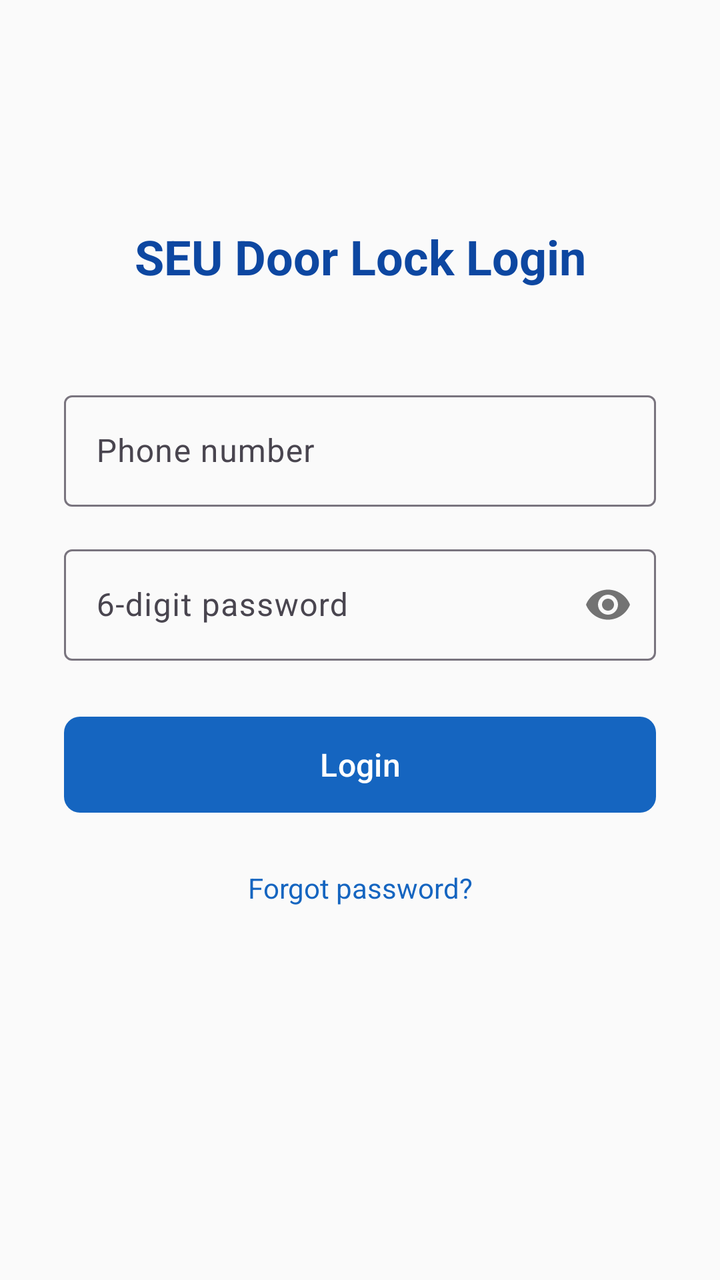
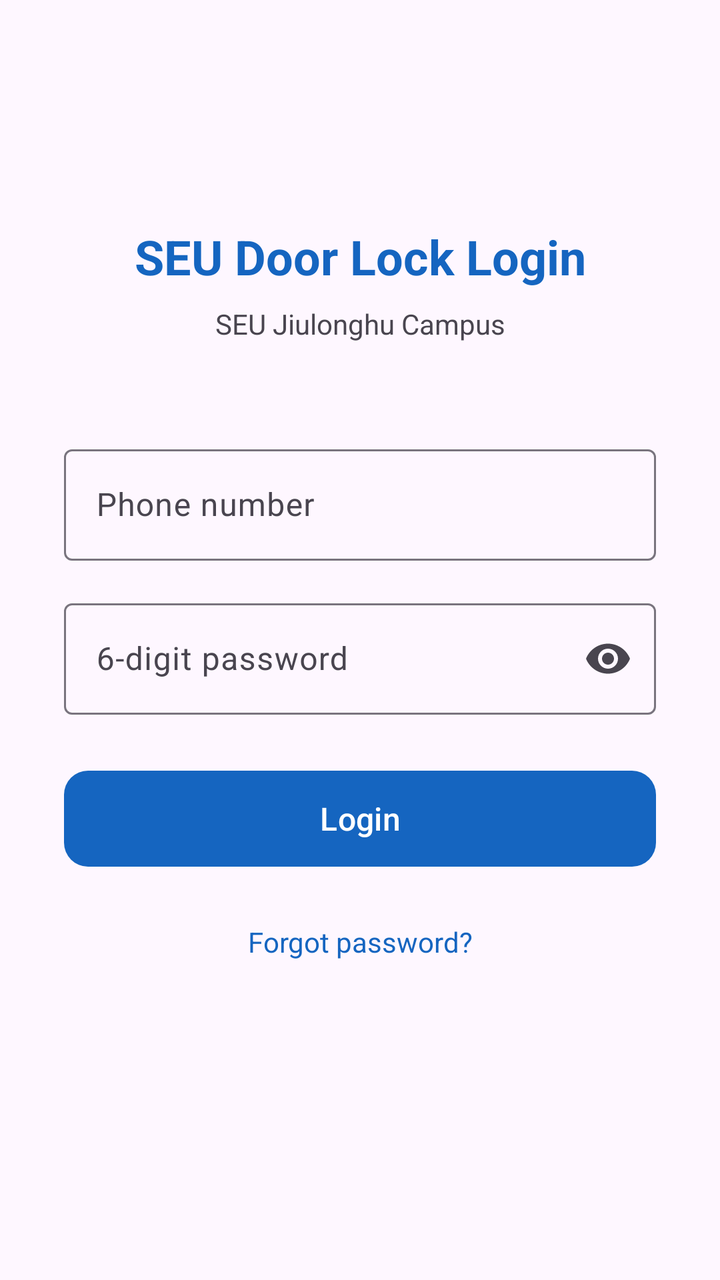

The first picture is an Android layout as it rendered before a commit; the second is the same layout after the commit. The layout source and the unified diff follow.
<!-- AndroidManifest.xml: application theme Theme.SEUDoorLock -->
<!-- res/layout/activity_login.xml -->
<?xml version="1.0" encoding="utf-8"?>
<androidx.constraintlayout.widget.ConstraintLayout
    xmlns:android="http://schemas.android.com/apk/res/android"
    xmlns:app="http://schemas.android.com/apk/res-auto"
    android:layout_width="match_parent"
    android:layout_height="match_parent"
    android:background="@color/surface"
    android:padding="32dp">

    <TextView
        android:id="@+id/tvTitle"
        android:layout_width="wrap_content"
        android:layout_height="wrap_content"
        android:text="@string/login_title"
        android:textSize="24sp"
        android:textStyle="bold"
        android:textColor="@color/primary_dark"
        app:layout_constraintTop_toTopOf="parent"
        app:layout_constraintStart_toStartOf="parent"
        app:layout_constraintEnd_toEndOf="parent"
        android:layout_marginTop="80dp"/>

    <com.google.android.material.textfield.TextInputLayout
        android:id="@+id/tilPhone"
        style="@style/Widget.Material3.TextInputLayout.OutlinedBox"
        android:layout_width="0dp"
        android:layout_height="wrap_content"
        android:hint="@string/hint_phone"
        android:inputType="phone"
        app:layout_constraintTop_toBottomOf="@id/tvTitle"
        app:layout_constraintStart_toStartOf="parent"
        app:layout_constraintEnd_toEndOf="parent"
        android:layout_marginTop="48dp">

        <com.google.android.material.textfield.TextInputEditText
            android:id="@+id/etPhone"
            android:layout_width="match_parent"
            android:layout_height="wrap_content"
            android:inputType="phone"
            android:maxLength="11"/>

    </com.google.android.material.textfield.TextInputLayout>

    <com.google.android.material.textfield.TextInputLayout
        android:id="@+id/tilPassword"
        style="@style/Widget.Material3.TextInputLayout.OutlinedBox"
        android:layout_width="0dp"
        android:layout_height="wrap_content"
        android:hint="@string/hint_password"
        app:passwordToggleEnabled="true"
        app:layout_constraintTop_toBottomOf="@id/tilPhone"
        app:layout_constraintStart_toStartOf="parent"
        app:layout_constraintEnd_toEndOf="parent"
        android:layout_marginTop="16dp">

        <com.google.android.material.textfield.TextInputEditText
            android:id="@+id/etPassword"
            android:layout_width="match_parent"
            android:layout_height="wrap_content"
            android:inputType="numberPassword"
            android:maxLength="6"/>

    </com.google.android.material.textfield.TextInputLayout>

    <com.google.android.material.button.MaterialButton
        android:id="@+id/btnLogin"
        android:layout_width="0dp"
        android:layout_height="56dp"
        android:text="@string/btn_login"
        android:textSize="16sp"
        app:cornerRadius="8dp"
        app:layout_constraintTop_toBottomOf="@id/tilPassword"
        app:layout_constraintStart_toStartOf="parent"
        app:layout_constraintEnd_toEndOf="parent"
        android:layout_marginTop="24dp"/>

    <ProgressBar
        android:id="@+id/progressBar"
        android:layout_width="wrap_content"
        android:layout_height="wrap_content"
        android:visibility="gone"
        app:layout_constraintTop_toBottomOf="@id/btnLogin"
        app:layout_constraintStart_toStartOf="parent"
        app:layout_constraintEnd_toEndOf="parent"
        android:layout_marginTop="16dp"/>

    <TextView
        android:id="@+id/tvForgotPassword"
        android:layout_width="wrap_content"
        android:layout_height="wrap_content"
        android:text="@string/btn_forgot_password"
        android:textColor="@color/primary"
        android:textSize="14sp"
        android:clickable="true"
        android:focusable="true"
        app:layout_constraintTop_toBottomOf="@id/progressBar"
        app:layout_constraintStart_toStartOf="parent"
        app:layout_constraintEnd_toEndOf="parent"
        android:layout_marginTop="24dp"/>

</androidx.constraintlayout.widget.ConstraintLayout>
<!-- resources referenced by this layout -->
<resources>
  <color name="primary">#1565C0</color>
  <color name="primary_dark">#0D47A1</color>
  <color name="surface">#FAFAFA</color>
  <string name="btn_forgot_password">Forgot password?</string>
  <string name="btn_login">Login</string>
  <string name="hint_password">6-digit password</string>
  <string name="hint_phone">Phone number</string>
  <string name="login_title">SEU Door Lock Login</string>
  <style name="Theme.SEUDoorLock" parent="Theme.Material3.Light.NoActionBar">
          <item name="colorPrimary">@color/primary</item>
          <item name="colorPrimaryContainer">@color/primary_light</item>
          <item name="colorOnPrimary">@android:color/white</item>
          <item name="colorSecondary">@color/secondary</item>
          <item name="android:statusBarColor">@color/primary</item>
      </style>
  <color name="primary_light">#BBDEFB</color>
  <color name="secondary">#FF6F00</color>
</resources>

<!-- the commit's change to res/layout/activity_login.xml (unified diff, before → after) -->
@@ -4,7 +4,7 @@
     xmlns:app="http://schemas.android.com/apk/res-auto"
     android:layout_width="match_parent"
     android:layout_height="match_parent"
-    android:background="@color/surface"
+    android:background="?android:attr/colorBackground"
     android:padding="32dp">
 
     <TextView
@@ -14,11 +14,23 @@
         android:text="@string/login_title"
         android:textSize="24sp"
         android:textStyle="bold"
-        android:textColor="@color/primary_dark"
+        android:textColor="?attr/colorPrimary"
         app:layout_constraintTop_toTopOf="parent"
         app:layout_constraintStart_toStartOf="parent"
         app:layout_constraintEnd_toEndOf="parent"
         android:layout_marginTop="80dp"/>
+
+    <TextView
+        android:id="@+id/tvSubtitle"
+        android:layout_width="wrap_content"
+        android:layout_height="wrap_content"
+        android:text="SEU Jiulonghu Campus"
+        android:textSize="14sp"
+        android:textColor="?android:attr/textColorSecondary"
+        app:layout_constraintTop_toBottomOf="@id/tvTitle"
+        app:layout_constraintStart_toStartOf="parent"
+        app:layout_constraintEnd_toEndOf="parent"
+        android:layout_marginTop="8dp"/>
 
     <com.google.android.material.textfield.TextInputLayout
         android:id="@+id/tilPhone"
@@ -26,8 +38,7 @@
         android:layout_width="0dp"
         android:layout_height="wrap_content"
         android:hint="@string/hint_phone"
-        android:inputType="phone"
-        app:layout_constraintTop_toBottomOf="@id/tvTitle"
+        app:layout_constraintTop_toBottomOf="@id/tvSubtitle"
         app:layout_constraintStart_toStartOf="parent"
         app:layout_constraintEnd_toEndOf="parent"
         android:layout_marginTop="48dp">
@@ -47,7 +58,7 @@
         android:layout_width="0dp"
         android:layout_height="wrap_content"
         android:hint="@string/hint_password"
-        app:passwordToggleEnabled="true"
+        app:endIconMode="password_toggle"
         app:layout_constraintTop_toBottomOf="@id/tilPhone"
         app:layout_constraintStart_toStartOf="parent"
         app:layout_constraintEnd_toEndOf="parent"
@@ -68,7 +79,7 @@
         android:layout_height="56dp"
         android:text="@string/btn_login"
         android:textSize="16sp"
-        app:cornerRadius="8dp"
+        app:cornerRadius="12dp"
         app:layout_constraintTop_toBottomOf="@id/tilPassword"
         app:layout_constraintStart_toStartOf="parent"
         app:layout_constraintEnd_toEndOf="parent"
@@ -89,7 +100,7 @@
         android:layout_width="wrap_content"
         android:layout_height="wrap_content"
         android:text="@string/btn_forgot_password"
-        android:textColor="@color/primary"
+        android:textColor="?attr/colorPrimary"
         android:textSize="14sp"
         android:clickable="true"
         android:focusable="true"
<!-- resource entries referenced after the edit -->
@@ -1,8 +1,6 @@
 <!-- resources referenced by this layout -->
 <resources>
   <color name="primary">#1565C0</color>
-  <color name="primary_dark">#0D47A1</color>
-  <color name="surface">#FAFAFA</color>
   <string name="btn_forgot_password">Forgot password?</string>
   <string name="btn_login">Login</string>
   <string name="hint_password">6-digit password</string>
